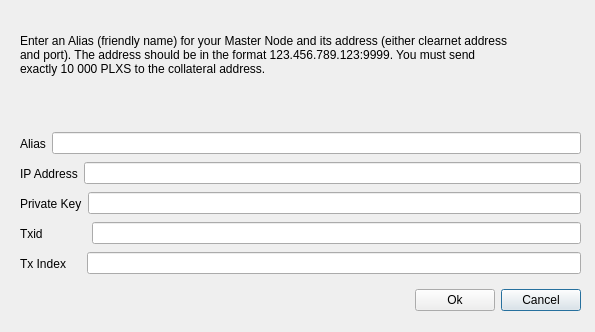
This is src/qt/forms/createmasternodedialog.ui in altcuim/Plexus as Qt 5 draws it before an edit. The edited form follows.
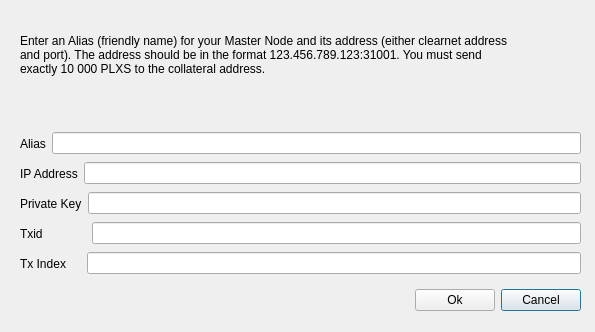
This is the edited form.

```diff
--- a/src/qt/forms/createmasternodedialog.ui
+++ b/src/qt/forms/createmasternodedialog.ui
@@ -77,7 +77,7 @@
     </sizepolicy>
    </property>
    <property name="text">
-    <string>&lt;html&gt;&lt;head/&gt;&lt;body&gt;&lt;p&gt;Enter an Alias (friendly name) for your Master Node and its address (either clearnet address and port). The address should be in the format 123.456.789.123:9999. You must send exactly 10 000 PLXS to the collateral address.&lt;/p&gt;&lt;/body&gt;&lt;/html&gt;</string>
+    <string>&lt;html&gt;&lt;head/&gt;&lt;body&gt;&lt;p&gt;Enter an Alias (friendly name) for your Master Node and its address (either clearnet address and port). The address should be in the format 123.456.789.123:31001. You must send exactly 10 000 PLXS to the collateral address.&lt;/p&gt;&lt;/body&gt;&lt;/html&gt;</string>
    </property>
    <property name="wordWrap">
     <bool>true</bool>
```
